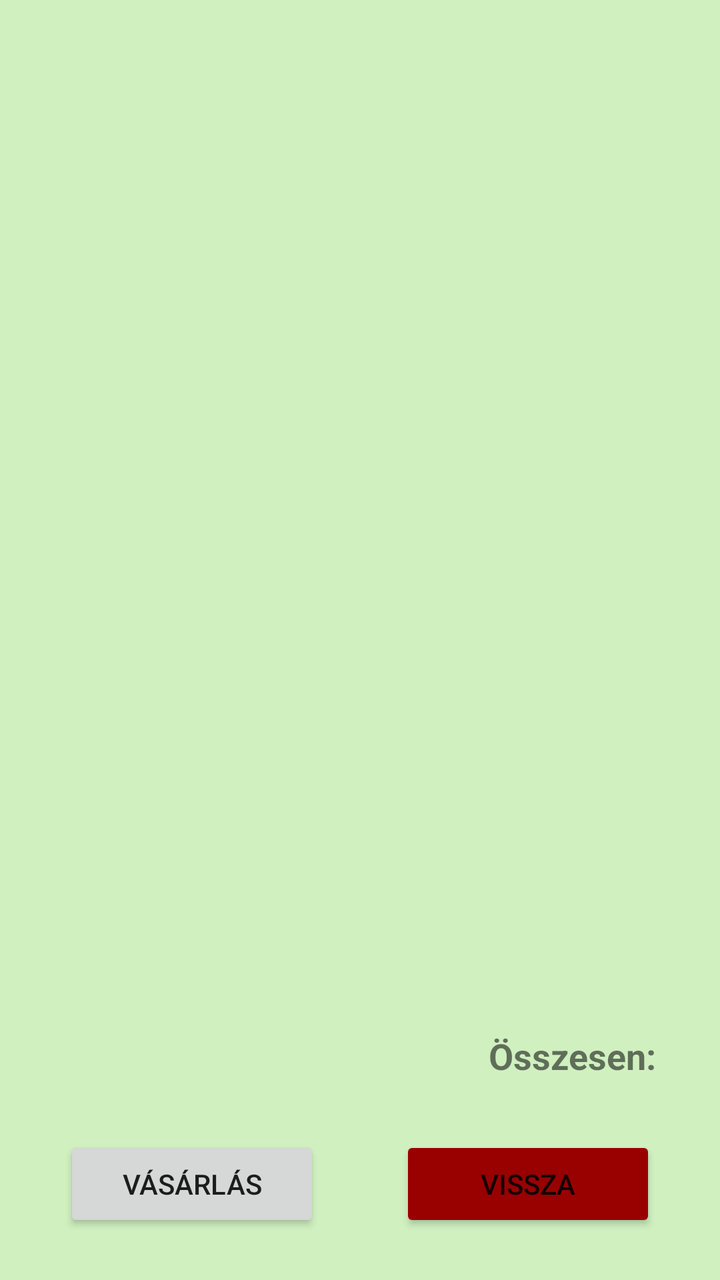
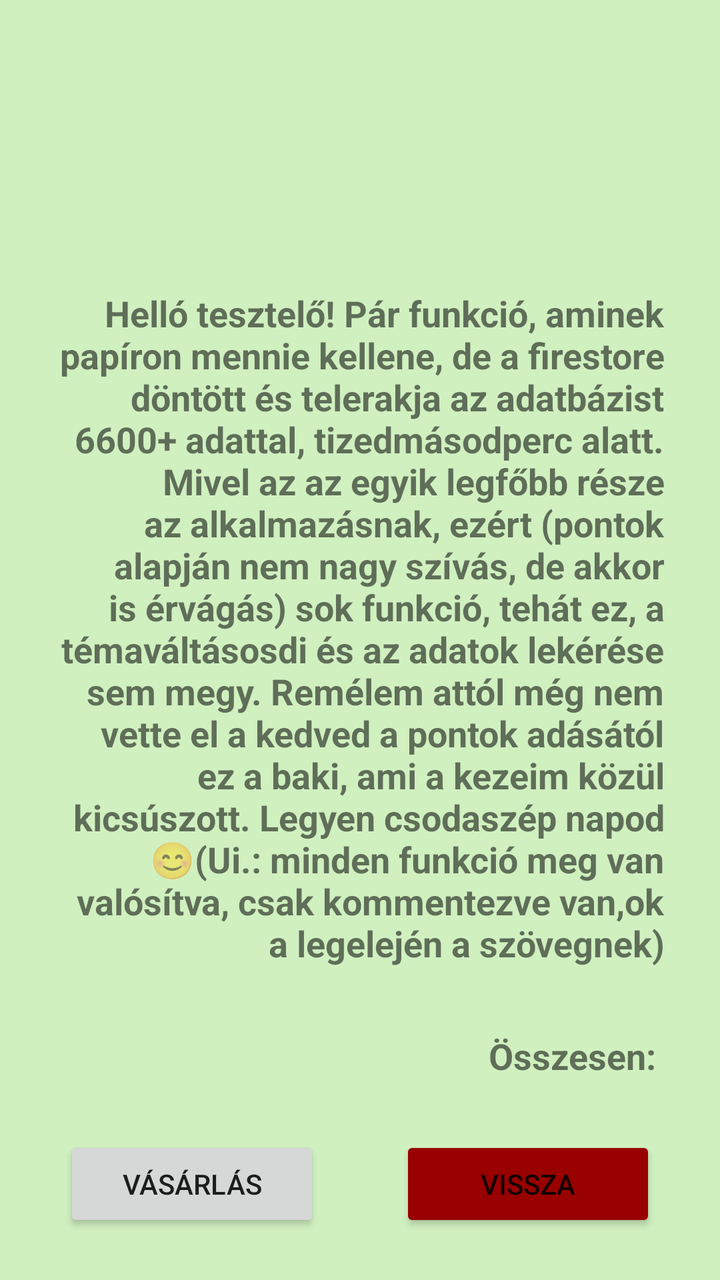

Compare the two renders of this Android layout. The source of the first and the diff that turns it into the second are given below.
<!-- AndroidManifest.xml: application theme Theme.BioShop -->
<!-- res/layout/activity_in_cart.xml -->
<?xml version="1.0" encoding="utf-8"?>
<LinearLayout xmlns:android="http://schemas.android.com/apk/res/android"
    android:layout_width="match_parent"
    android:layout_height="match_parent"
    android:orientation="vertical"
    android:background="@color/item_list_color"
    android:padding="12dp">

    <androidx.recyclerview.widget.RecyclerView
        android:id="@+id/kosar_vasarlas"
        android:layout_width="match_parent"
        android:layout_height="0dp"
        android:layout_weight="1" />

    <TextView
        android:id="@+id/teljes_osszeg"
        android:layout_width="match_parent"
        android:layout_height="wrap_content"
        android:padding="16dp"
        android:text="Összesen: "
        android:textSize="18sp"
        android:textStyle="bold"
        android:gravity="end" />


    <LinearLayout
        android:layout_width="match_parent"
        android:layout_height="wrap_content"
        android:orientation="horizontal"
        android:gravity="center"
        android:layout_marginTop="12dp"
        android:layout_marginBottom="12dp"
        android:weightSum="2">
        <Button
            android:id="@+id/buy_from_cart_button"
            android:layout_width="0dp"
            android:layout_height="wrap_content"
            android:layout_weight="1"
            android:text="Vásárlás"

            android:layout_marginStart="20dp"
            android:layout_marginEnd="20dp"/>
        <Button
            android:id="@+id/back_from_cart_button"
            android:layout_width="0dp"
            android:layout_height="wrap_content"
            android:layout_weight="1"
            android:text="Vissza"
            android:layout_marginStart="20dp"
            android:layout_marginEnd="20dp"
            android:backgroundTint="@color/red"
            />


    </LinearLayout>


</LinearLayout>
<!-- resources referenced by this layout -->
<resources>
  <color name="item_list_color">#D0F0C0</color>
  <color name="red">#990000</color>
  <style name="Theme.BioShop" parent="Base.Theme.BioShop" />
  <style name="Base.Theme.BioShop" parent="Theme.MaterialComponents.Light.DarkActionBar">
          
          <item name="colorPrimary">@color/green</item>
          <item name="colorOnPrimary">@color/white</item>
      </style>
  <color name="green">#5DBB63</color>
  <color name="white">#FFFFFFFF</color>
</resources>

<!-- the commit's change to res/layout/activity_in_cart.xml (unified diff, before → after) -->
@@ -11,7 +11,15 @@
         android:layout_width="match_parent"
         android:layout_height="0dp"
         android:layout_weight="1" />
-
+    <TextView
+        android:id="@+id/disclaimer"
+        android:layout_width="match_parent"
+        android:layout_height="wrap_content"
+        android:padding="16dp"
+        android:text="Helló tesztelő! Pár funkció, aminek papíron mennie kellene, de a firestore döntött és telerakja az adatbázist 6600+ adattal, tizedmásodperc alatt. Mivel az az egyik legfőbb része az alkalmazásnak, ezért (pontok alapján nem nagy szívás, de akkor is érvágás) sok funkció, tehát ez, a témaváltásosdi és az adatok lekérése sem megy. Remélem attól még nem vette el a kedved a pontok adásától ez a baki, ami a kezeim közül kicsúszott. Legyen csodaszép napod 😊(Ui.: minden funkció meg van valósítva, csak kommentezve van,ok a legelején a szövegnek)"
+        android:textSize="18sp"
+        android:textStyle="bold"
+        android:gravity="end" />
     <TextView
         android:id="@+id/teljes_osszeg"
         android:layout_width="match_parent"
